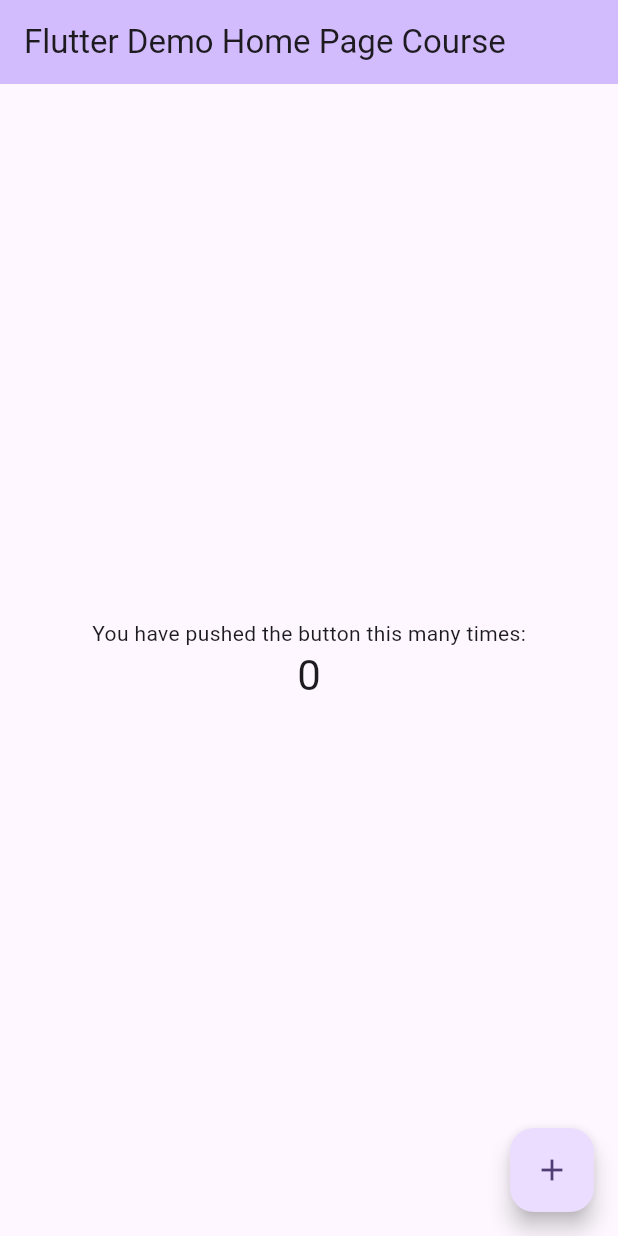
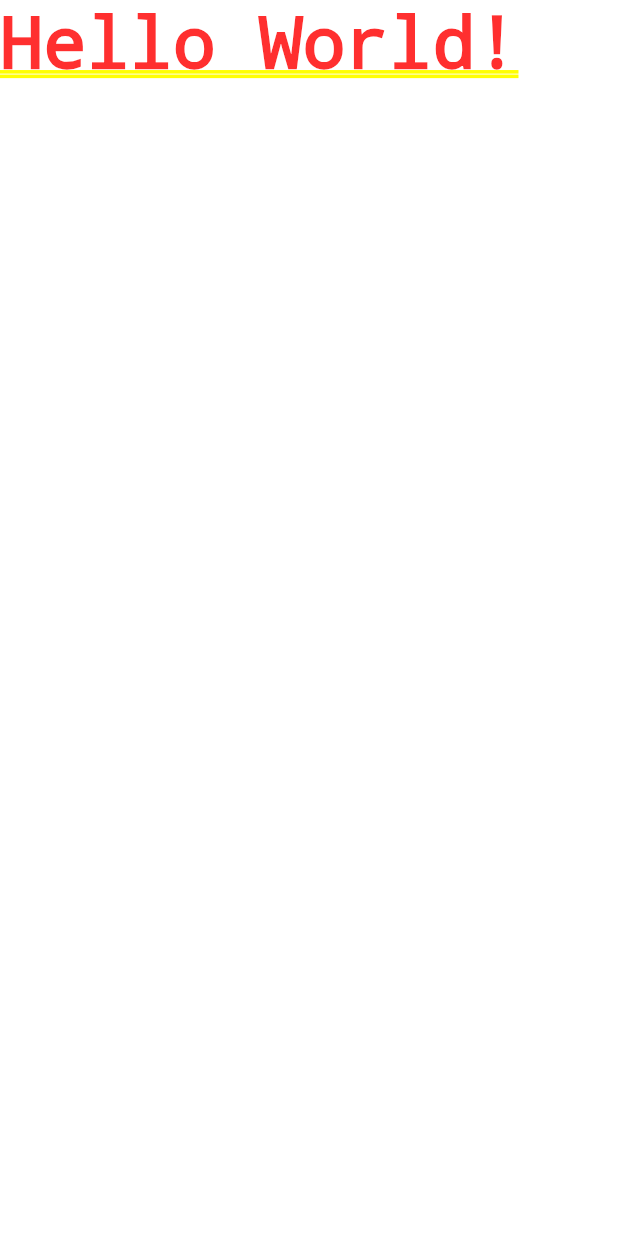
Before and after one commit to javakanaya/flutter-udemy, a Flutter app: the screen it shows after launch, on a phone screen of 412 x 824 dp. Run offline on Flutter 3.47's test engine with Material 3 defaults, Android fonts, the phone set to English and light mode, and no system bars.

Commit message:
feat: hello world!

```diff
--- a/first_app/lib/main.dart
+++ b/first_app/lib/main.dart
@@ -1,125 +1,5 @@
 import 'package:flutter/material.dart';
 
 void main() {
-  runApp(const MyApp());
+  runApp(MaterialApp(home: Text('Hello World!')));
 }
-
-class MyApp extends StatelessWidget {
-  const MyApp({super.key});
-
-  // This widget is the root of your application.
-  @override
-  Widget build(BuildContext context) {
-    return MaterialApp(
-      title: 'Flutter Demo',
-      theme: ThemeData(
-        // This is the theme of your application.
-        //
-        // TRY THIS: Try running your application with "flutter run". You'll see
-        // the application has a purple toolbar. Then, without quitting the app,
-        // try changing the seedColor in the colorScheme below to Colors.green
-        // and then invoke "hot reload" (save your changes or press the "hot
-        // reload" button in a Flutter-supported IDE, or press "r" if you used
-        // the command line to start the app).
-        //
-        // Notice that the counter didn't reset back to zero; the application
-        // state is not lost during the reload. To reset the state, use hot
-        // restart instead.
-        //
-        // This works for code too, not just values: Most code changes can be
-        // tested with just a hot reload.
-        colorScheme: ColorScheme.fromSeed(seedColor: Colors.deepPurple),
-        useMaterial3: true,
-      ),
-      home: const MyHomePage(title: 'Flutter Demo Home Page Course'),
-    );
-  }
-}
-
-class MyHomePage extends StatefulWidget {
-  const MyHomePage({super.key, required this.title});
-
-  // This widget is the home page of your application. It is stateful, meaning
-  // that it has a State object (defined below) that contains fields that affect
-  // how it looks.
-
-  // This class is the configuration for the state. It holds the values (in this
-  // case the title) provided by the parent (in this case the App widget) and
-  // used by the build method of the State. Fields in a Widget subclass are
-  // always marked "final".
-
-  final String title;
-
-  @override
-  State<MyHomePage> createState() => _MyHomePageState();
-}
-
-class _MyHomePageState extends State<MyHomePage> {
-  int _counter = 0;
-
-  void _incrementCounter() {
-    setState(() {
-      // This call to setState tells the Flutter framework that something has
-      // changed in this State, which causes it to rerun the build method below
-      // so that the display can reflect the updated values. If we changed
-      // _counter without calling setState(), then the build method would not be
-      // called again, and so nothing would appear to happen.
-      _counter++;
-    });
-  }
-
-  @override
-  Widget build(BuildContext context) {
-    // This method is rerun every time setState is called, for instance as done
-    // by the _incrementCounter method above.
-    //
-    // The Flutter framework has been optimized to make rerunning build methods
-    // fast, so that you can just rebuild anything that needs updating rather
-    // than having to individually change instances of widgets.
-    return Scaffold(
-      appBar: AppBar(
-        // TRY THIS: Try changing the color here to a specific color (to
-        // Colors.amber, perhaps?) and trigger a hot reload to see the AppBar
-        // change color while the other colors stay the same.
-        backgroundColor: Theme.of(context).colorScheme.inversePrimary,
-        // Here we take the value from the MyHomePage object that was created by
-        // the App.build method, and use it to set our appbar title.
-        title: Text(widget.title),
-      ),
-      body: Center(
-        // Center is a layout widget. It takes a single child and positions it
-        // in the middle of the parent.
-        child: Column(
-          // Column is also a layout widget. It takes a list of children and
-          // arranges them vertically. By default, it sizes itself to fit its
-          // children horizontally, and tries to be as tall as its parent.
-          //
-          // Column has various properties to control how it sizes itself and
-          // how it positions its children. Here we use mainAxisAlignment to
-          // center the children vertically; the main axis here is the vertical
-          // axis because Columns are vertical (the cross axis would be
-          // horizontal).
-          //
-          // TRY THIS: Invoke "debug painting" (choose the "Toggle Debug Paint"
-          // action in the IDE, or press "p" in the console), to see the
-          // wireframe for each widget.
-          mainAxisAlignment: MainAxisAlignment.center,
-          children: <Widget>[
-            const Text(
-              'You have pushed the button this many times:',
-            ),
-            Text(
-              '$_counter',
-              style: Theme.of(context).textTheme.headlineMedium,
-            ),
-          ],
-        ),
-      ),
-      floatingActionButton: FloatingActionButton(
-        onPressed: _incrementCounter,
-        tooltip: 'Increment',
-        child: const Icon(Icons.add),
-      ), // This trailing comma makes auto-formatting nicer for build methods.
-    );
-  }
-}
```
